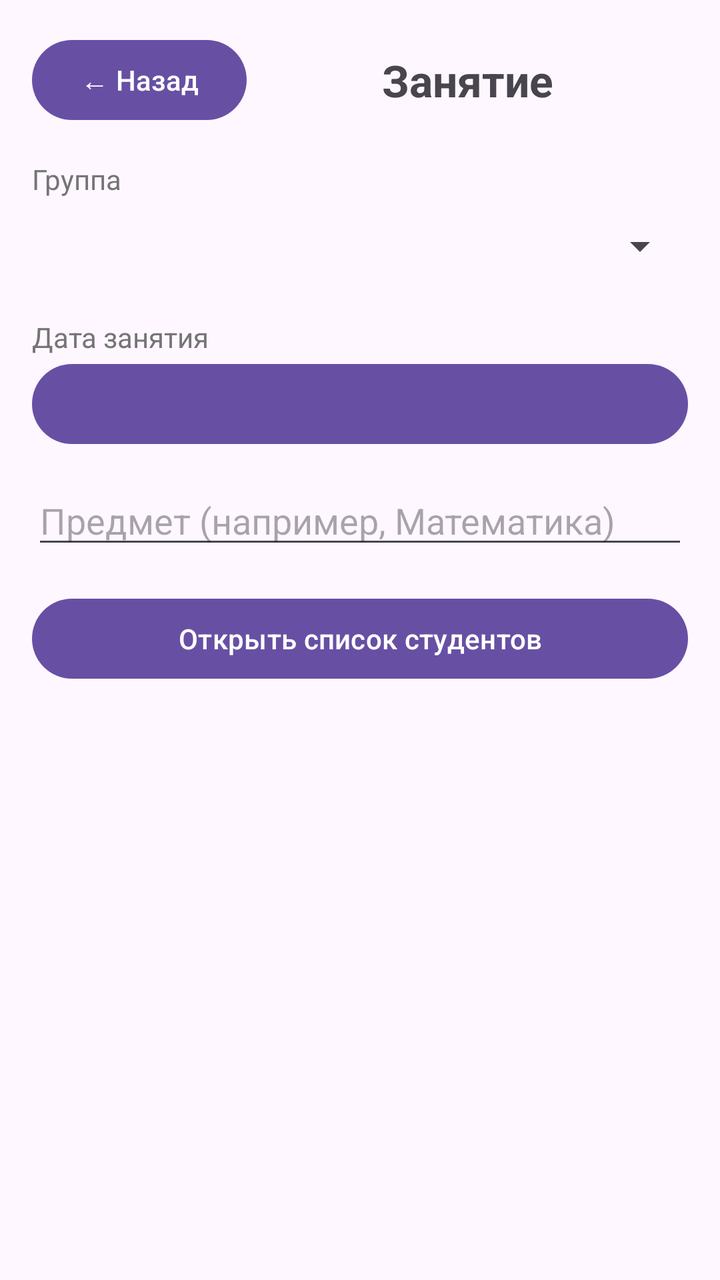
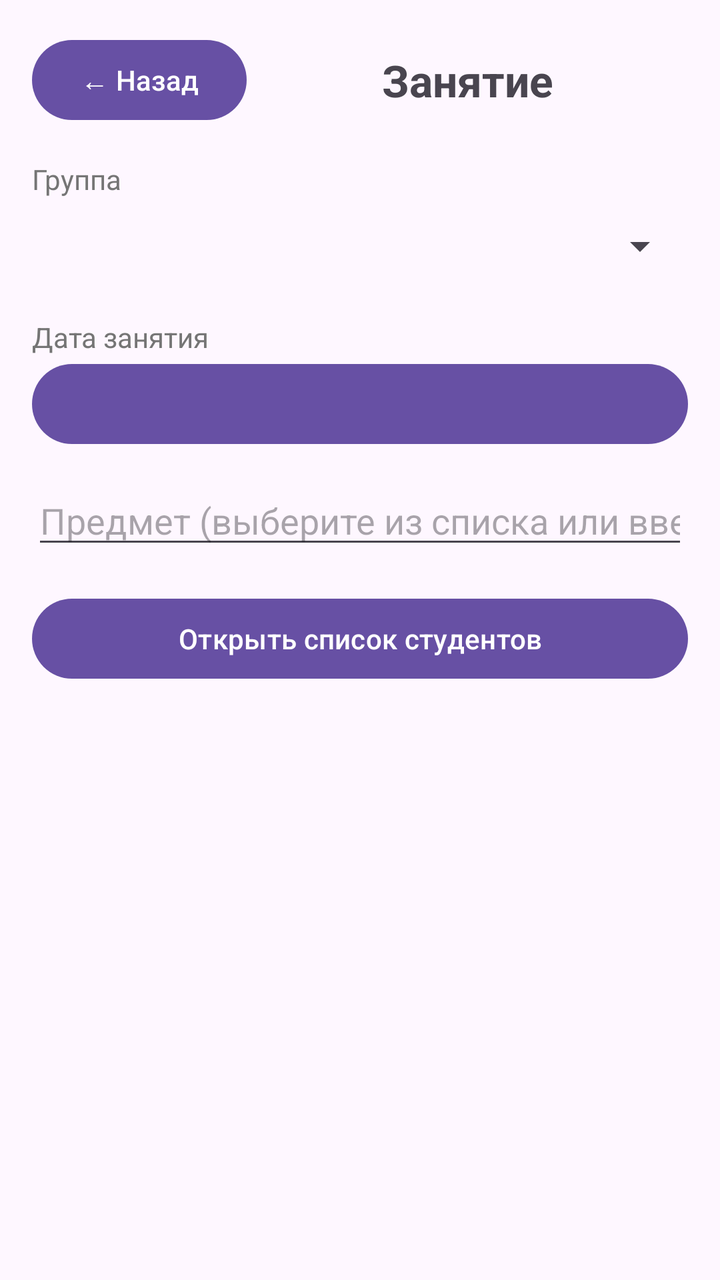

Compare the two renders of this Android layout. The source of the first and the diff that turns it into the second are given below.
<!-- AndroidManifest.xml: application theme Theme.AttendanceControl -->
<!-- res/layout/activity_attendance.xml -->
<?xml version="1.0" encoding="utf-8"?>
<LinearLayout xmlns:android="http://schemas.android.com/apk/res/android"
    android:layout_width="match_parent"
    android:layout_height="match_parent"
    android:orientation="vertical"
    android:padding="16dp">

    
    <LinearLayout
        android:layout_width="match_parent"
        android:layout_height="wrap_content"
        android:orientation="horizontal"
        android:gravity="center_vertical"
        android:layout_marginBottom="16dp">

        <Button
            android:id="@+id/btnBack"
            android:layout_width="wrap_content"
            android:layout_height="wrap_content"
            android:text="← Назад" />

        <TextView
            android:layout_width="0dp"
            android:layout_height="wrap_content"
            android:layout_weight="1"
            android:text="Занятие"
            android:textSize="22sp"
            android:textStyle="bold"
            android:gravity="center" />

    </LinearLayout>

    <TextView
        android:id="@+id/tvNoStudents"
        android:layout_width="match_parent"
        android:layout_height="wrap_content"
        android:text="Нет студентов. Сначала добавьте студентов в разделе «Студенты»."
        android:gravity="center"
        android:padding="16dp"
        android:textColor="#B71C1C"
        android:visibility="gone" />

    <TextView
        android:layout_width="wrap_content"
        android:layout_height="wrap_content"
        android:text="Группа"
        android:textColor="#757575" />

    <Spinner
        android:id="@+id/spGroup"
        android:layout_width="match_parent"
        android:layout_height="48dp"
        android:layout_marginBottom="12dp" />

    <TextView
        android:layout_width="wrap_content"
        android:layout_height="wrap_content"
        android:text="Дата занятия"
        android:textColor="#757575" />

    <Button
        android:id="@+id/btnDate"
        android:layout_width="match_parent"
        android:layout_height="wrap_content"
        android:layout_marginBottom="12dp" />

    <EditText
        android:id="@+id/etSubject"
        android:layout_width="match_parent"
        android:layout_height="wrap_content"
        android:hint="Предмет (например, Математика)"
        android:inputType="textCapSentences"
        android:maxLength="50" />

    <Button
        android:id="@+id/btnOpenList"
        android:layout_width="match_parent"
        android:layout_height="wrap_content"
        android:layout_marginTop="16dp"
        android:text="Открыть список студентов" />

</LinearLayout>
<!-- resources referenced by this layout -->
<resources>
  <style name="Theme.AttendanceControl" parent="Base.Theme.AttendanceControl" />
  <style name="Base.Theme.AttendanceControl" parent="Theme.Material3.DayNight.NoActionBar">
          
          
      </style>
</resources>

<!-- the commit's change to res/layout/activity_attendance.xml (unified diff, before → after) -->
@@ -64,11 +64,12 @@
         android:layout_height="wrap_content"
         android:layout_marginBottom="12dp" />
 
-    <EditText
+    <AutoCompleteTextView
         android:id="@+id/etSubject"
         android:layout_width="match_parent"
         android:layout_height="wrap_content"
-        android:hint="Предмет (например, Математика)"
+        android:hint="Предмет (выберите из списка или введите новый)"
+        android:completionThreshold="1"
         android:inputType="textCapSentences"
         android:maxLength="50" />
 
